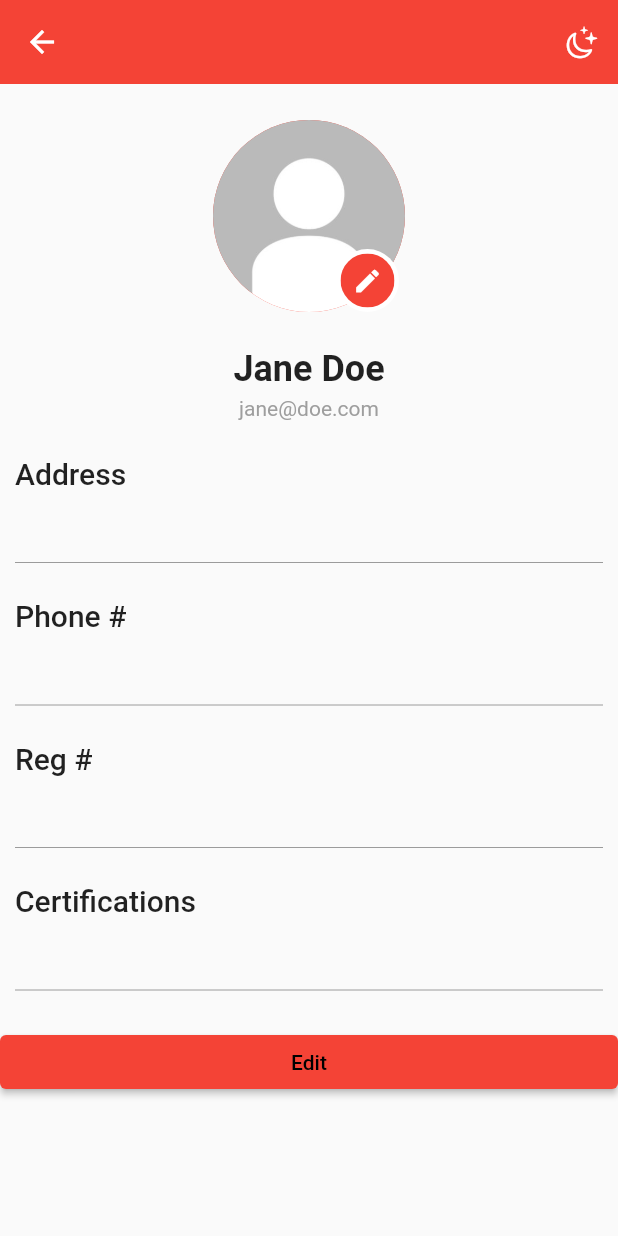
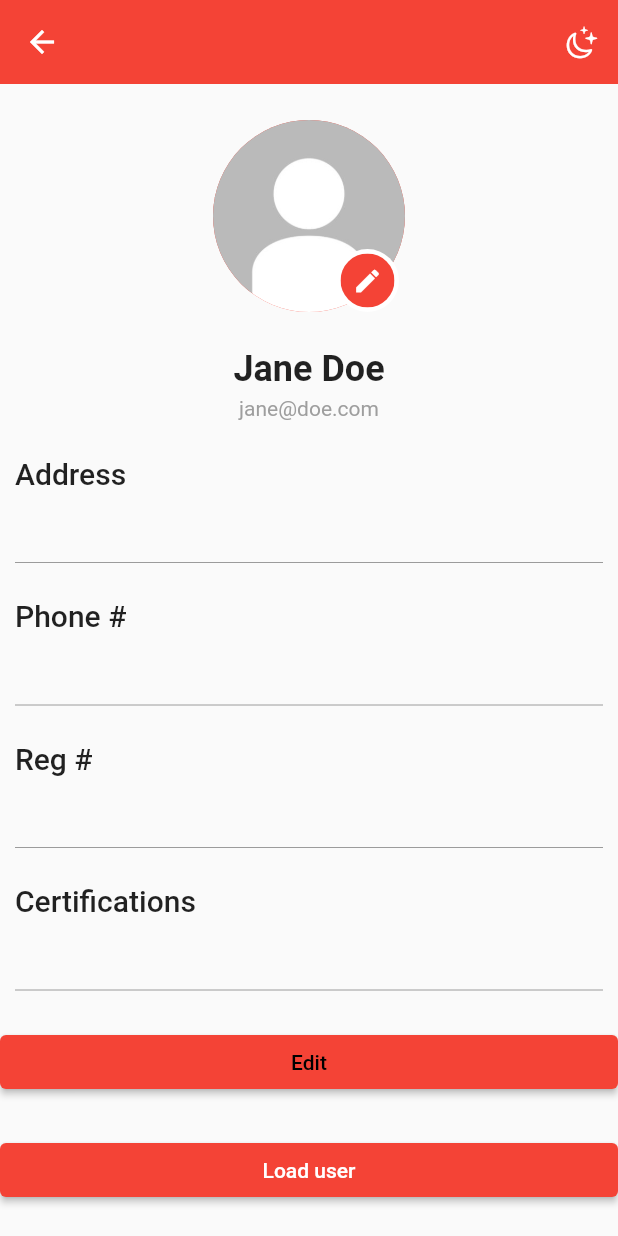
Before and after one commit to Xanzud/IDATA2503-g13, a Flutter app: the ProfilePage screen opened directly, on a phone screen of 412 x 824 dp. Run offline on Flutter 3.47's test engine with Material 2 defaults, Android fonts, the phone set to English and light mode, and no system bars; our stand-ins replace cloud_firestore, date_field, firebase_auth, firebase_core; missing offline and left inert: dart:html; accounts and stored records are empty.

Commit message:
Working on updating user profile data in profile view.
Added class UserHandler, and made some minor updates to UsertSettings.
Also added a few more tests to profile_page_test.dart.

```diff
--- a/project/lib/pages/profile_page.dart
+++ b/project/lib/pages/profile_page.dart
@@ -1,5 +1,6 @@
 import 'package:flutter/cupertino.dart';
 import 'package:flutter/material.dart';
+import 'package:project/utils/user_handler.dart';
 import 'package:project/widget/profile_widget.dart';
 import "../utils/user_settings.dart";
 import "../widget/profile_widget.dart";
@@ -13,10 +14,10 @@ class ProfilePage extends StatefulWidget {
 
 class _ProfilePageState extends State<ProfilePage> {
   bool _isEditButtonPressed = false;
+  User _user = UserSettings.currentUser;
 
   @override
   Widget build(BuildContext context) {
-  final user = UserSettings.currentUser;
     return Scaffold(
       appBar: _buildAppBar(context),
       body: ListView(
@@ -24,27 +25,37 @@ class _ProfilePageState extends State<ProfilePage> {
         children: [
           const SizedBox(height: 24),
           ProfileWidget(
-              imagePath: user.imagePath,
+              imagePath: _user.imagePath,
               onClicked: () async {},
           ),
           const SizedBox(height: 24),
-          buildNameAndEmail(user),
+          buildNameAndEmail(_user),
           const SizedBox(height: 24),
-          buildInfoField(infoName: "Address", info: user.address),
+          buildInfoField(infoName: "Address", info: _user.address),
           const SizedBox(height: 24),
-          buildInfoField(infoName: "Phone #", info: user.phoneNr),
+          buildInfoField(infoName: "Phone #", info: _user.phoneNr),
           const SizedBox(height: 24),
-          buildInfoField(infoName: "Reg #", info: user.regNr),
+          buildInfoField(infoName: "Reg #", info: _user.regNr),
           const SizedBox(height: 24),
           buildInfoField(infoName: "Certifications",
-              info: user.certifications.toString()
+              info: _user.certifications.toString()
           ),
           const SizedBox(height: 24),
           ElevatedButton(onPressed:() {onEditButtonPressed();},
               child: Text(  _isEditButtonPressed ? "Save" : "Edit",
                 style: TextStyle(color: Colors.black),
               )
-          )
+          ),
+          const SizedBox(height: 24),
+          ElevatedButton(
+          onPressed: (() => onLoadUserButtonPressed()),
+          child: const Text("Load user")
+          ),
+          const SizedBox(height: 24),
+          ElevatedButton(
+          onPressed: (() => print(_user.name)),
+          child: const Text("Print current user name")
+          ),
         ]
       )
     );
@@ -108,4 +119,12 @@ class _ProfilePageState extends State<ProfilePage> {
       _isEditButtonPressed = !_isEditButtonPressed;
     });
   }
+
+  void onLoadUserButtonPressed(){
+    UserHandler.loadUser();
+    print("onLoadUserButtonPresse User: ${_user.name}");
+    setState(() {
+      _user = UserSettings.currentUser;
+    });
+  }
 }
--- /dev/null
+++ b/project/lib/utils/user_handler.dart
@@ -0,0 +1,29 @@
+import 'package:project/model/user.dart';
+import 'package:project/utils/user_settings.dart';
+
+///Class for handeling user management, such as loading user data,
+///and CRUD operations regarding user.
+
+class UserHandler {
+
+  static void loadUser(){
+    print("loadUser() called");
+    updateCurrentUser(User("images/defaultProfilePic.jpg",
+      "Thomas",
+      "123 Fakestreet",
+      "thomasey@stud.no",
+      "",
+      "12345678",
+      [],
+      "user"
+      )
+    );
+  }
+
+
+  static void updateCurrentUser(User newCurrentUser){
+    UserSettings.currentUser = newCurrentUser;
+    print(UserSettings.currentUser.name);
+  }
+
+}
--- a/project/lib/utils/user_settings.dart
+++ b/project/lib/utils/user_settings.dart
@@ -1,5 +1,8 @@
 import '../model/user.dart';
 
+
+///Class for storing information on the current user.
+///For anything regarding changing this information, see the user_handler class.
 class UserSettings {
   static User currentUser = User(
       "images/defaultProfilePic.jpg",
```
Also changed, not shown: 1 other file.
